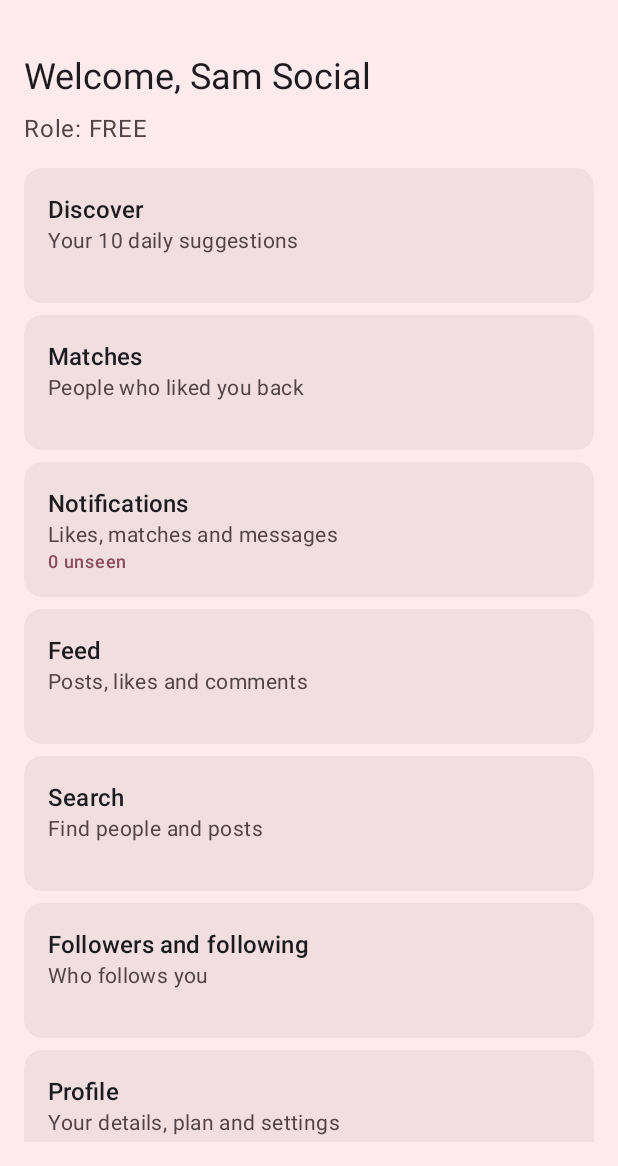
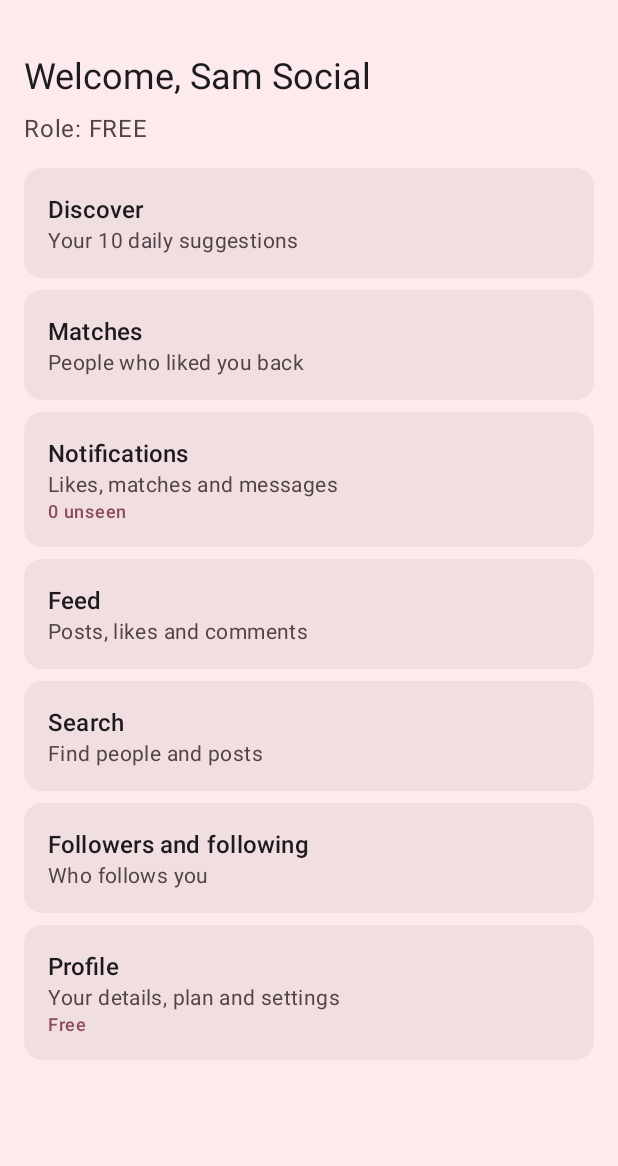
Before and after one commit to mowtiie/Pares, an Android app: the screen it shows after launch (MemberHomeActivity), after a tap on "Google", on a phone screen of 412 x 824 dp, the part 70-1236 px from its top. Run offline under Robolectric (Android 15) with nearby library versions, the phone set to English and light mode, and no system bars; 3 other taps on this screen came first.

Commit message:
Hide empty subtitle and meta lines in list rows

```diff
--- a/app/src/main/java/com/mowtiie/pares/adapters/GenericAdapter.java
+++ b/app/src/main/java/com/mowtiie/pares/adapters/GenericAdapter.java
@@ -1,6 +1,7 @@
 package com.mowtiie.pares.adapters;
 
 import android.view.LayoutInflater;
+import android.view.View;
 import android.view.ViewGroup;
 
 import androidx.annotation.NonNull;
@@ -47,6 +48,8 @@ public class GenericAdapter<T> extends RecyclerView.Adapter<GenericAdapter.Holde
     @Override
     public void onBindViewHolder(@NonNull Holder holder, int position) {
         binder.bind(holder.binding, items.get(position), position);
+        holder.binding.tvSubtitle.setVisibility(holder.binding.tvSubtitle.length() == 0 ? View.GONE : View.VISIBLE);
+        holder.binding.tvMeta.setVisibility(holder.binding.tvMeta.length() == 0 ? View.GONE : View.VISIBLE);
     }
 
     @Override
```
